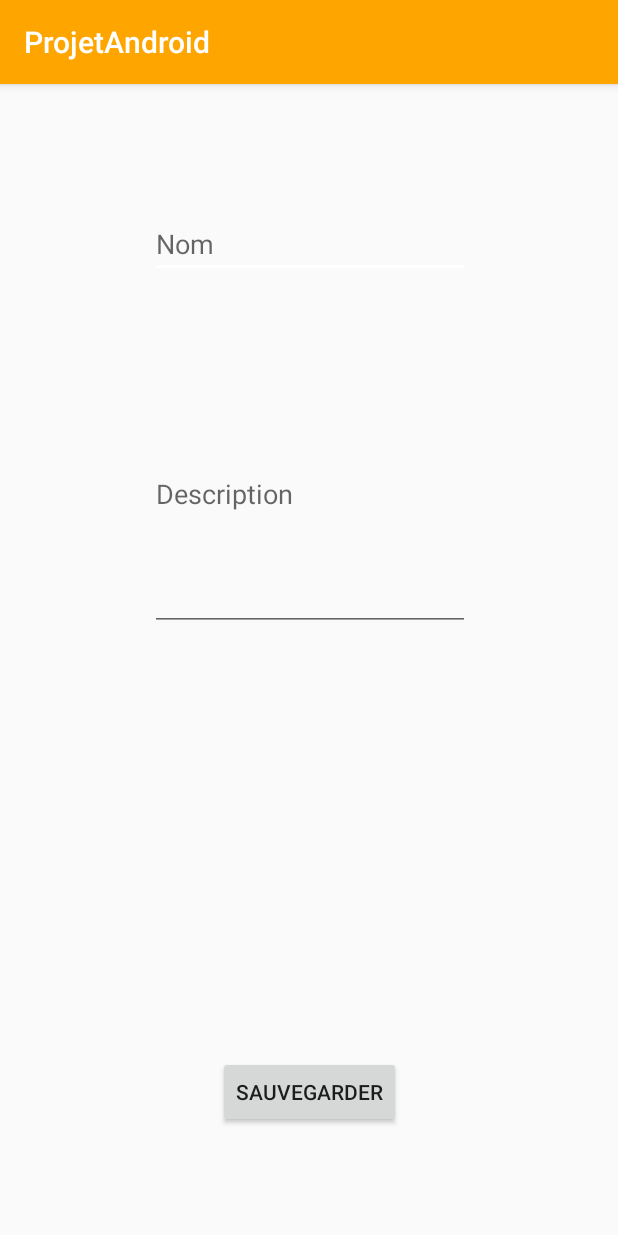
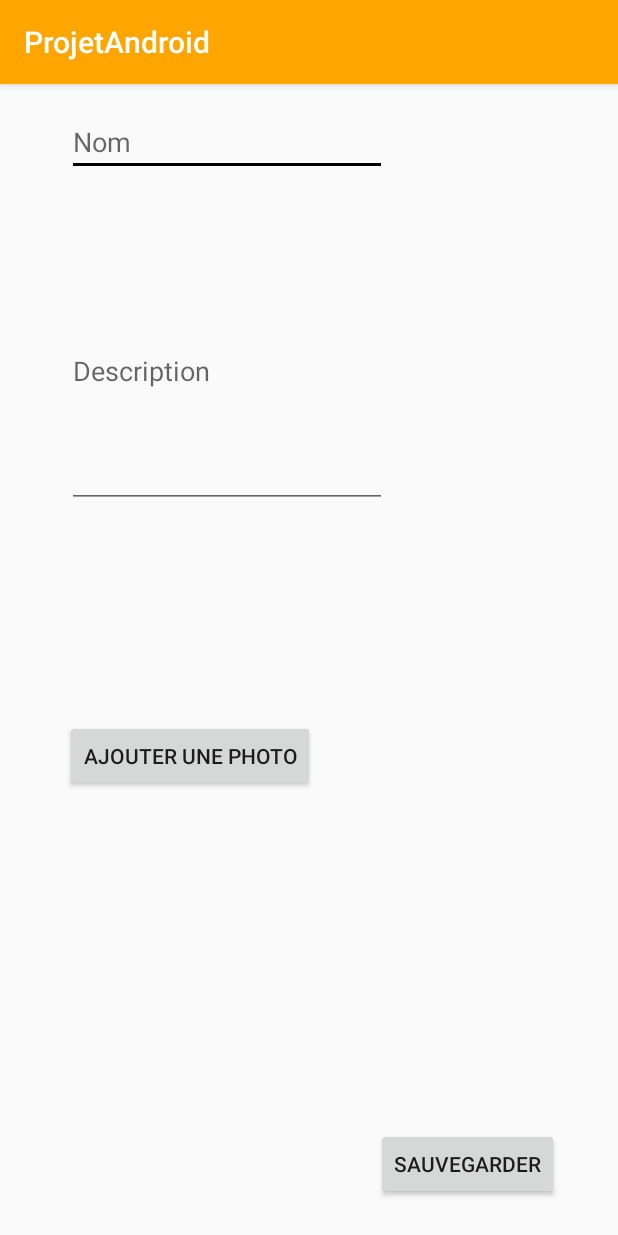
Before and after one commit to Jeepsboucher/ProjetAndroid, an Android app: the AddRecipeActivity screen opened directly, with no data from a screen before it, on a phone screen of 412 x 824 dp. Run offline under Robolectric (Android 15) with nearby library versions, the light colour scheme and no system bars.

Commit message:
alert dialog photo

```diff
--- a/Project/app/src/main/AndroidManifest.xml
+++ b/Project/app/src/main/AndroidManifest.xml
@@ -1,6 +1,6 @@
 <?xml version="1.0" encoding="utf-8"?>
-<manifest xmlns:android="http://schemas.android.com/apk/res/android"
-    package="com.jpetalice.cba533.projetandroid">
+<manifest xmlns:android="http://schemas.android.com/apk/res/android" package="com.jpetalice.cba533.projetandroid">
+    <uses-permission android:name="android.permission.WRITE_EXTERNAL_STORAGE" />
 
     <application
         android:allowBackup="true"
--- a/Project/app/src/main/res/layout/activity_add_recipe.xml
+++ b/Project/app/src/main/res/layout/activity_add_recipe.xml
@@ -12,12 +12,12 @@
         android:layout_height="wrap_content"
         android:layout_marginEnd="8dp"
         android:layout_marginStart="8dp"
-        android:layout_marginTop="84dp"
+        android:layout_marginTop="16dp"
         android:ems="10"
         android:hint="Nom"
         android:inputType="textPersonName"
         app:layout_constraintEnd_toEndOf="parent"
-        app:layout_constraintHorizontal_bias="0.503"
+        app:layout_constraintHorizontal_bias="0.202"
         app:layout_constraintStart_toStartOf="parent"
         app:layout_constraintTop_toTopOf="parent" />
 
@@ -34,21 +34,54 @@
         android:inputType="textPersonName"
         app:layout_constraintBottom_toTopOf="@+id/btnSave"
         app:layout_constraintEnd_toEndOf="parent"
-        app:layout_constraintHorizontal_bias="0.503"
+        app:layout_constraintHorizontal_bias="0.202"
         app:layout_constraintStart_toStartOf="parent"
         app:layout_constraintTop_toBottomOf="@+id/txtName"
-        app:layout_constraintVertical_bias="0.142" />
+        app:layout_constraintVertical_bias="0.071" />
+
+    <Button
+        android:id="@+id/btnAddPhoto"
+        android:layout_width="wrap_content"
+        android:layout_height="wrap_content"
+        android:layout_marginBottom="8dp"
+        android:layout_marginEnd="8dp"
+        android:layout_marginStart="8dp"
+        android:layout_marginTop="8dp"
+        android:text="Ajouter une photo"
+        app:layout_constraintBottom_toBottomOf="parent"
+        app:layout_constraintEnd_toEndOf="parent"
+        app:layout_constraintHorizontal_bias="0.155"
+        app:layout_constraintStart_toStartOf="parent"
+        app:layout_constraintTop_toBottomOf="@+id/txtDescr"
+        app:layout_constraintVertical_bias="0.316" />
+
+    <ImageView
+        android:id="@+id/imgRecipe"
+        android:layout_width="wrap_content"
+        android:layout_height="wrap_content"
+        android:layout_marginBottom="8dp"
+        android:layout_marginEnd="8dp"
+        android:layout_marginStart="8dp"
+        android:layout_marginTop="8dp"
+        app:layout_constraintBottom_toTopOf="@+id/btnSave"
+        app:layout_constraintEnd_toEndOf="parent"
+        app:layout_constraintHorizontal_bias="0.768"
+        app:layout_constraintStart_toStartOf="parent"
+        app:layout_constraintTop_toBottomOf="@+id/txtDescr"
+        app:layout_constraintVertical_bias="0.493"
+        app:srcCompat="@color/colorAccent" />
 
     <Button
         android:id="@+id/btnSave"
         android:layout_width="wrap_content"
         android:layout_height="wrap_content"
-        android:layout_marginBottom="72dp"
+        android:layout_marginBottom="24dp"
         android:layout_marginEnd="8dp"
         android:layout_marginStart="8dp"
         android:text="Sauvegarder"
         app:layout_constraintBottom_toBottomOf="parent"
         app:layout_constraintEnd_toEndOf="parent"
+        app:layout_constraintHorizontal_bias="0.886"
         app:layout_constraintStart_toStartOf="parent" />
 
 </android.support.constraint.ConstraintLayout>
--- a/Project/app/src/main/res/values/styles.xml
+++ b/Project/app/src/main/res/values/styles.xml
@@ -5,7 +5,14 @@
         <!-- Customize your theme here. -->
         <item name="colorPrimary">@color/colorPrimary</item>
         <item name="colorPrimaryDark">@color/colorPrimaryDark</item>
-        <item name="colorAccent">@color/colorAccent</item>
+        <item name="colorAccent">#000000</item>
+        <item name="android:alertDialogTheme">@style/AlertDialogTheme</item>
+    </style>
+
+    <style name="AlertDialogTheme" parent="Theme.AppCompat.Light.Dialog.Alert">
+        <item name="colorPrimary">#000000</item>
+        <item name="colorPrimaryDark">#000000</item>
+        <item name="colorAccent">#000000</item>
     </style>
 
 </resources>
```
Also changed, not shown: Project/app/src/main/java/com/jpetalice/cba533/projetandroid/activity/AddRecipeActivity.java (+54 -1 lines).
